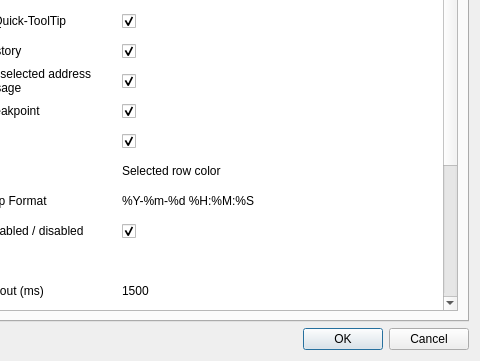
Old version of the form resources/designer/settingsDialog.ui in the repository jetedonner/LLDBPyGUI; both pictures show x 160 to 640 and y 119 to 480 of the 640 by 480 pixel window.
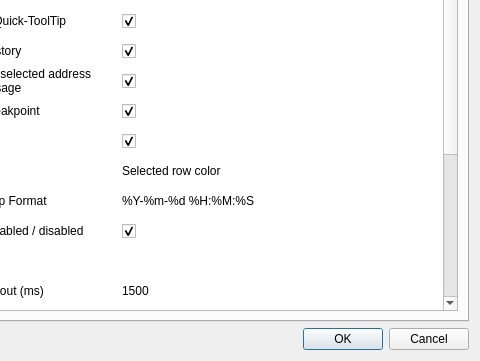
New version of the form.

Commit message: CommandHistory, some new settings and detect process events (some)

```diff
--- a/resources/designer/settingsDialog.ui
+++ b/resources/designer/settingsDialog.ui
@@ -136,6 +136,11 @@
            <string>ASM-Lines max lines</string>
           </property>
          </row>
+         <row>
+          <property name="text">
+           <string>MaxCommandHistoryCharCount</string>
+          </property>
+         </row>
          <column>
           <property name="text">
            <string>Setting</string>
@@ -454,6 +459,16 @@
            <string>5</string>
           </property>
          </item>
+         <item row="19" column="0">
+          <property name="text">
+           <string>Max command history char count</string>
+          </property>
+         </item>
+         <item row="19" column="1">
+          <property name="text">
+           <string>5000</string>
+          </property>
+         </item>
         </widget>
        </item>
       </layout>
```
The commit also changes 15 other files.
